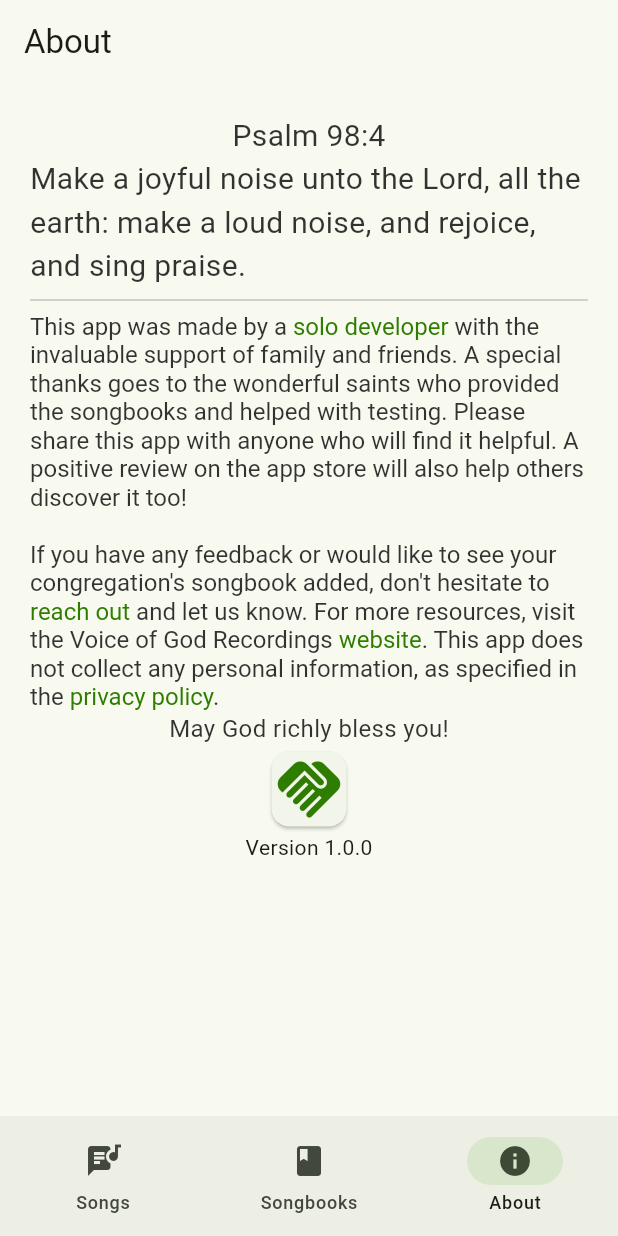
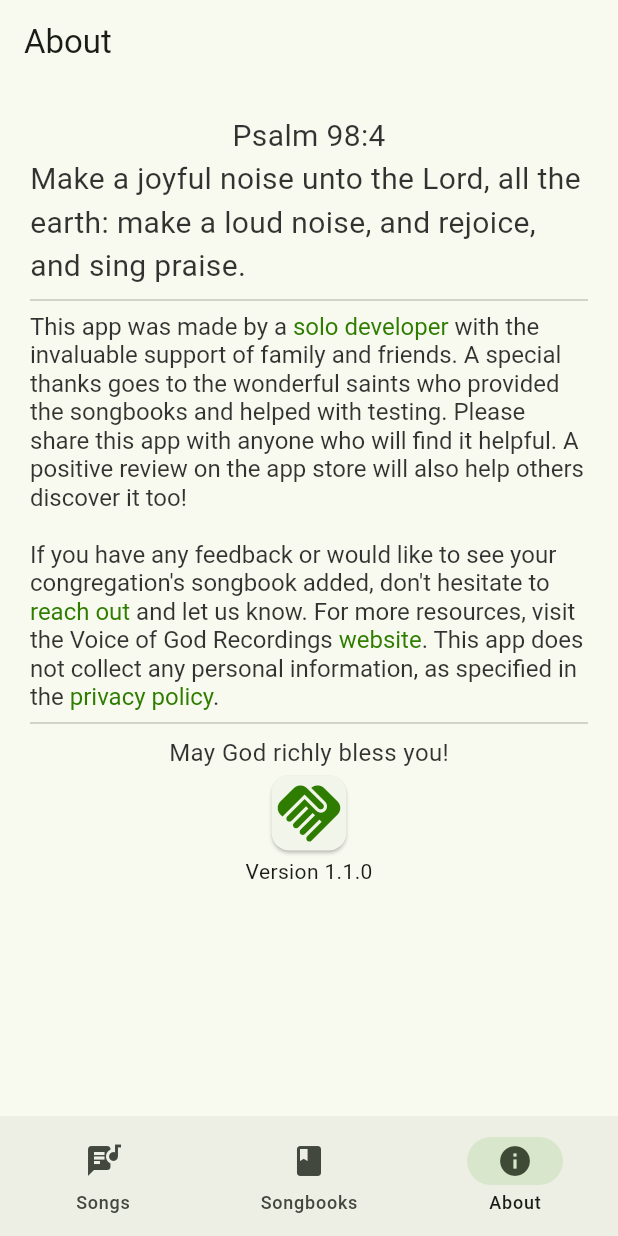
Before and after one commit to NgoniMujuru/believers_songbook, a Flutter app: the screen it shows after launch, item 3 of the bottom bar chosen, on a phone screen of 412 x 824 dp. Run offline on Flutter 3.47's test engine with Material 2 defaults, Android fonts, the phone set to English and light mode, and no system bars; our stand-ins replace csv, firebase_core, shared_preferences; missing offline and left inert: alphabet_scroll_view, fuzzywuzzy; accounts and stored records are empty.

Commit message:
feat: dark mode about page

```diff
--- a/lib/about.dart
+++ b/lib/about.dart
@@ -1,5 +1,7 @@
+import 'package:believers_songbook/providers/theme_settings.dart';
 import 'package:flutter/gestures.dart';
 import 'package:flutter/material.dart';
+import 'package:provider/provider.dart';
 import 'package:url_launcher/url_launcher_string.dart';
 import 'styles.dart';
 
@@ -21,23 +23,30 @@ class AboutPage extends StatelessWidget {
               padding: MediaQuery.of(context).size.width > 600
                   ? const EdgeInsets.fromLTRB(80, 20, 80, 40)
                   : const EdgeInsets.all(20.0),
-              child: Column(
+              child: Consumer<ThemeSettings>(
+                builder: (context, themeSettings, child) => (Column(
                   mainAxisAlignment: MainAxisAlignment.spaceAround,
                   children: [
-                  const Text(
+                    Text(
                       'Psalm 98:4',
-                    style: Styles.productRowItemName,
+                      style: themeSettings.isDarkMode
+                          ? Styles.aboutHeaderDark
+                          : Styles.aboutHeader,
                     ),
-                  const Text(
+                    Text(
                       'Make a joyful noise unto the Lord, all the earth: make a loud noise, and rejoice, and sing praise.',
-                    style: Styles.productRowItemName,
+                      style: themeSettings.isDarkMode
+                          ? Styles.aboutHeaderDark
+                          : Styles.aboutHeader,
                     ),
                     const Divider(),
                     RichText(
                         text: TextSpan(children: <TextSpan>[
-                    const TextSpan(
+                      TextSpan(
                         text: "This app was made by a ",
-                      style: Styles.appInfo,
+                        style: themeSettings.isDarkMode
+                            ? Styles.appInfoDark
+                            : Styles.appInfo,
                       ),
                       TextSpan(
                         text: 'solo developer',
@@ -55,15 +64,19 @@ class AboutPage extends StatelessWidget {
                             }
                           },
                       ),
-                    const TextSpan(
+                      TextSpan(
                         text:
                             " with the invaluable support of family and friends. A special thanks goes to the wonderful saints who provided the songbooks and helped with testing. Please share this app with anyone who will find it helpful. A positive review on the app store will also help others discover it too!",
-                      style: Styles.appInfo,
+                        style: themeSettings.isDarkMode
+                            ? Styles.appInfoDark
+                            : Styles.appInfo,
                       ),
-                    const TextSpan(
+                      TextSpan(
                         text:
                             "\n\nIf you have any feedback or would like to see your congregation's songbook added, don't hesitate to ",
-                      style: Styles.appInfo,
+                        style: themeSettings.isDarkMode
+                            ? Styles.appInfoDark
+                            : Styles.appInfo,
                       ),
                       TextSpan(
                         text: 'reach out',
@@ -81,10 +94,12 @@ class AboutPage extends StatelessWidget {
                             }
                           },
                       ),
-                    const TextSpan(
+                      TextSpan(
                         text:
                             ' and let us know. For more resources, visit the Voice of God Recordings ',
-                      style: Styles.appInfo,
+                        style: themeSettings.isDarkMode
+                            ? Styles.appInfoDark
+                            : Styles.appInfo,
                       ),
                       TextSpan(
                         text: 'website',
@@ -102,10 +117,12 @@ class AboutPage extends StatelessWidget {
                             }
                           },
                       ),
-                    const TextSpan(
+                      TextSpan(
                         text:
                             '. This app does not collect any personal information, as specified in the ',
-                      style: Styles.appInfo,
+                        style: themeSettings.isDarkMode
+                            ? Styles.appInfoDark
+                            : Styles.appInfo,
                       ),
                       TextSpan(
                           text: 'privacy policy',
@@ -123,21 +140,27 @@ class AboutPage extends StatelessWidget {
                                     'Visit website by copying the following url into your browser app: $url');
                               }
                             }),
-                    const TextSpan(
+                      TextSpan(
                         text: '.',
-                      style: Styles.appInfo,
+                        style: themeSettings.isDarkMode
+                            ? Styles.appInfoDark
+                            : Styles.appInfo,
                       ),
                     ])),
-                  const Text(
+                    const Divider(),
+                    Text(
                       'May God richly bless you!',
-                    style: Styles.appInfo,
+                      style:
+                          themeSettings.isDarkMode ? Styles.appInfoDark : Styles.appInfo,
                     ),
                     const Card(
-                      child: Icon(Icons.handshake, color: Styles.themeColor, size: 50.0)),
+                        child:
+                            Icon(Icons.handshake, color: Styles.themeColor, size: 50.0)),
                     const Text(
-                    'Version 1.0.0',
+                      'Version 1.1.0',
                     )
                   ],
+                )),
               ),
             ),
           ),
--- a/lib/styles.dart
+++ b/lib/styles.dart
@@ -5,17 +5,23 @@
 import 'package:flutter/material.dart';
 
 abstract class Styles {
-  static const TextStyle productRowItemName = TextStyle(
+  static const TextStyle aboutHeader = TextStyle(
     color: Color.fromRGBO(0, 0, 0, 0.8),
     fontSize: 20,
-    fontStyle: FontStyle.normal,
-    fontWeight: FontWeight.normal,
+  );
+
+  static const TextStyle aboutHeaderDark = TextStyle(
+    color: Colors.white,
+    fontSize: 20,
   );
 
   static const TextStyle appInfo = TextStyle(
     color: Color.fromRGBO(0, 0, 0, 0.8),
     fontSize: 16,
-    fontWeight: FontWeight.normal,
+  );
+  static const TextStyle appInfoDark = TextStyle(
+    color: Colors.white,
+    fontSize: 16,
   );
 
   static const TextStyle searchText = TextStyle(
@@ -43,4 +49,16 @@ abstract class Styles {
   static const Color searchIconColorDark = Colors.white;
 
   static const Color themeColor = Color.fromRGBO(46, 125, 0, 1);
+
+  static const Color selectedSongBookBackground = Color.fromARGB(255, 240, 248, 224);
+  static Color selectedSongBookBackgroundDark = Colors.grey.shade700;
+
+  static const Color songBookBackground = Colors.white;
+  static Color songBookBackgroundDark = Colors.grey.shade900;
+
+  static const Color songBookText = Colors.black;
+  static const Color songBookTextDark = Colors.white;
+
+  static Color songBookLanguages = Colors.grey.shade800;
+  static const Color songBookLanguagesDark = Colors.white;
 }
```
Also changed, not shown: lib/constants/song_book_assets.dart (added, +60 -0 lines), lib/song_books.dart (+34 -78 lines). Lines whose indentation alone changed are shown as unchanged.
